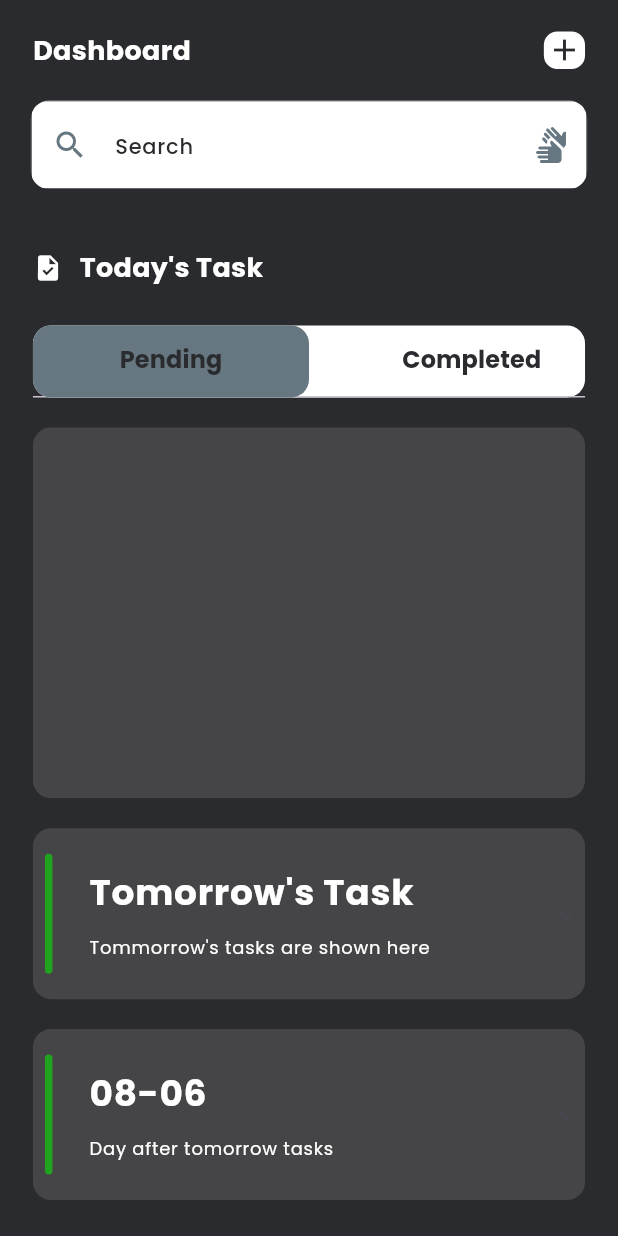
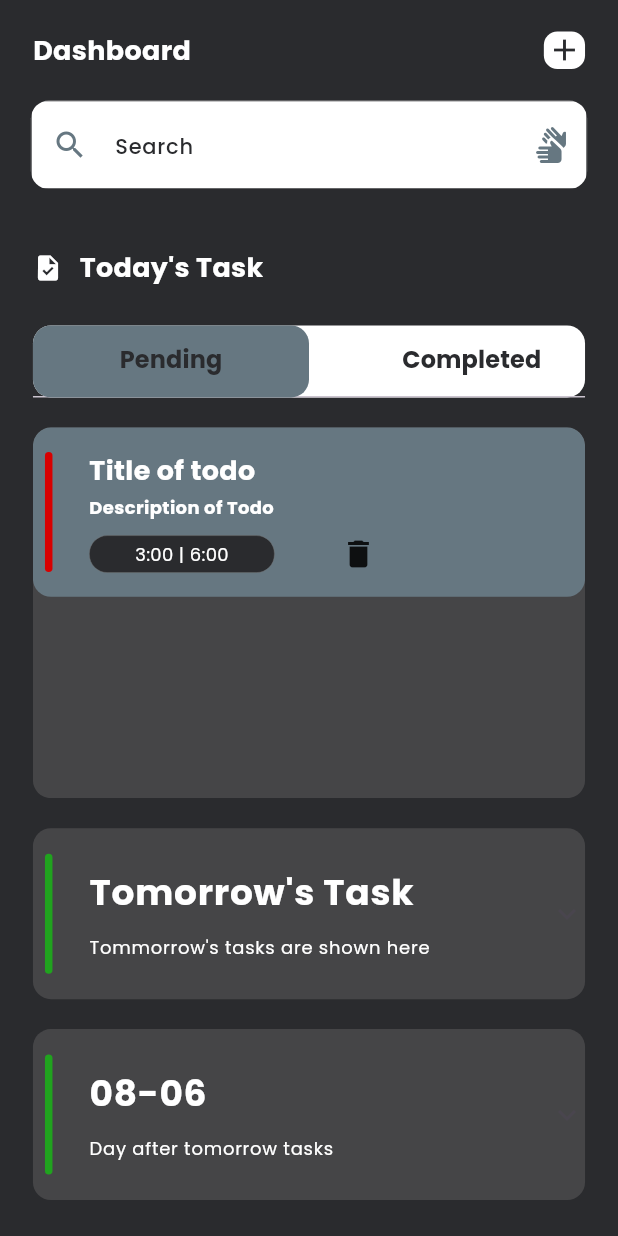
Before and after one commit to banku27/Task-Management-Firebase, a Flutter app: the screen it shows after launch, on a phone screen of 412 x 824 dp. Run offline on Flutter 3.47's test engine with Material 2 defaults, Android fonts, the phone set to English and light mode, and no system bars; our stand-ins replace country_picker, flutter_riverpod, flutter_screenutil, google_fonts, ionicons, pinput and 1 more.

Commit message:
todo task widget

```diff
--- a/lib/features/todo/pages/homepage.dart
+++ b/lib/features/todo/pages/homepage.dart
@@ -8,6 +8,7 @@ import 'package:todo_with_firebase/common/widgets/expansion_tile.dart';
 import 'package:todo_with_firebase/common/widgets/height_spacer.dart';
 import 'package:todo_with_firebase/common/widgets/reusable_text.dart';
 import 'package:todo_with_firebase/common/widgets/width_spacer.dart';
+import 'package:todo_with_firebase/features/todo/widgets/todo_tile.dart';
 
 class HomePage extends ConsumerStatefulWidget {
   const HomePage({super.key});
@@ -179,6 +180,14 @@ class _HomePageState extends ConsumerState<HomePage>
                       Container(
                         color: AppConstants.kBkLight,
                         height: AppConstants.kHeight * 0.3,
+                        child: ListView(
+                          children: const [
+                            TodoTile(
+                              start: "3:00",
+                              end: "6:00",
+                            ),
+                          ],
+                        ),
                       ),
                     ],
                   ),
--- /dev/null
+++ b/lib/features/todo/widgets/todo_tile.dart
@@ -0,0 +1,126 @@
+import 'package:flutter/material.dart';
+import 'package:flutter_screenutil/flutter_screenutil.dart';
+import 'package:todo_with_firebase/common/utils/constants.dart';
+import 'package:todo_with_firebase/common/widgets/app_style.dart';
+import 'package:todo_with_firebase/common/widgets/height_spacer.dart';
+import 'package:todo_with_firebase/common/widgets/reusable_text.dart';
+import 'package:todo_with_firebase/common/widgets/width_spacer.dart';
+
+class TodoTile extends StatelessWidget {
+  const TodoTile(
+      {super.key,
+      this.color,
+      this.title,
+      this.description,
+      this.start,
+      this.end,
+      this.editWidget,
+      this.delete});
+
+  final Color? color;
+  final String? title;
+  final String? description;
+  final String? start;
+  final String? end;
+  final Widget? editWidget;
+  final VoidCallback? delete;
+
+  @override
+  Widget build(BuildContext context) {
+    return Padding(
+      padding: EdgeInsets.only(bottom: 8.h),
+      child: Stack(
+        children: [
+          Container(
+            padding: const EdgeInsets.all(8),
+            width: AppConstants.kWidth,
+            decoration: BoxDecoration(
+                borderRadius: BorderRadius.all(
+                  Radius.circular(AppConstants.kRadius),
+                ),
+                color: AppConstants.kGreyLight),
+            child: Row(
+              mainAxisAlignment: MainAxisAlignment.spaceBetween,
+              children: [
+                Row(
+                  children: [
+                    Container(
+                      height: 80,
+                      width: 5,
+                      decoration: BoxDecoration(
+                        borderRadius:
+                            BorderRadius.circular(AppConstants.kRadius),
+                        //todo dynamic colors
+                        color: color ?? AppConstants.kRed,
+                      ),
+                    ),
+                    const WidthSpacer(width: 15),
+                    Padding(
+                      padding: const EdgeInsets.all(8),
+                      child: SizedBox(
+                        width: AppConstants.kWidth * 0.6,
+                        child: Column(
+                          crossAxisAlignment: CrossAxisAlignment.start,
+                          children: [
+                            ReusableText(
+                                text: title ?? 'Title of todo',
+                                style: appstyle(
+                                    18, AppConstants.kLight, FontWeight.bold)),
+                            const HeightSpacer(size: 3),
+                            ReusableText(
+                              text: description ?? 'Description of Todo',
+                              style: appstyle(
+                                  12, AppConstants.kLight, FontWeight.bold),
+                            ),
+                            const HeightSpacer(size: 10),
+                            Row(
+                              mainAxisAlignment: MainAxisAlignment.start,
+                              children: [
+                                Container(
+                                  width: AppConstants.kWidth * 0.3,
+                                  height: 25.h,
+                                  decoration: BoxDecoration(
+                                    color: AppConstants.kBkDark,
+                                    border: Border.all(
+                                        width: 0.3,
+                                        color: AppConstants.kGreyDk),
+                                    borderRadius: BorderRadius.circular(
+                                        AppConstants.kRadius),
+                                  ),
+                                  child: Center(
+                                      child: ReusableText(
+                                          text: '$start | $end',
+                                          style: appstyle(
+                                              12,
+                                              AppConstants.kLight,
+                                              FontWeight.normal))),
+                                ),
+                                const WidthSpacer(width: 20),
+                                Row(
+                                  children: [
+                                    SizedBox(
+                                      child: editWidget,
+                                    ),
+                                    const WidthSpacer(width: 20),
+                                    GestureDetector(
+                                      onTap: delete,
+                                      child: const Icon(Icons.delete),
+                                    )
+                                  ],
+                                )
+                              ],
+                            )
+                          ],
+                        ),
+                      ),
+                    )
+                  ],
+                )
+              ],
+            ),
+          ),
+        ],
+      ),
+    );
+  }
+}
```
